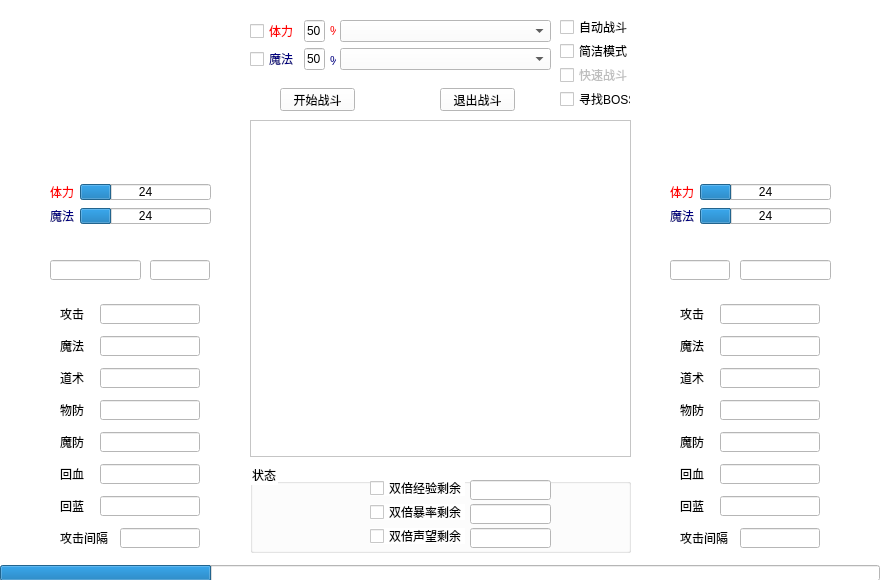
Before: the Qt Designer form code/mirror/fight_fight.ui in simon0xia/mirror, drawn with Qt 5.
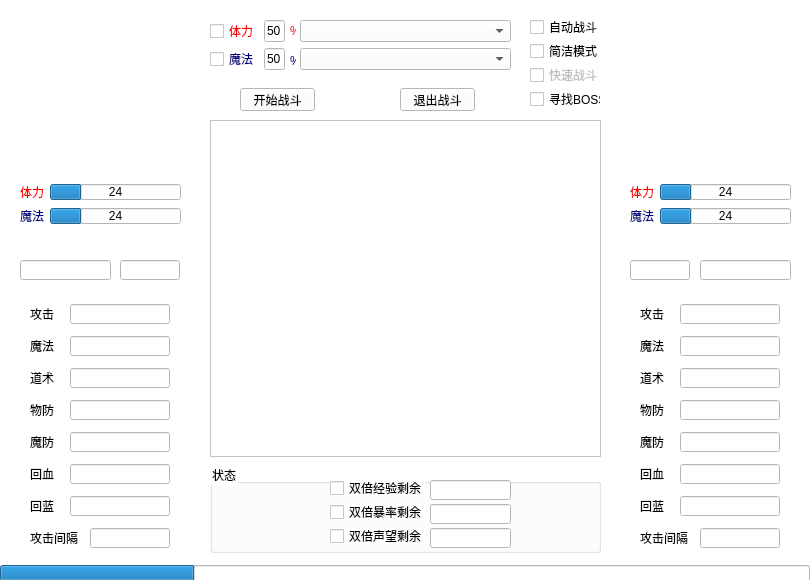
After: the same form once the commit is applied. Icons and pictures are not drawn.

Patch:
```diff
--- a/code/mirror/fight_fight.ui
+++ b/code/mirror/fight_fight.ui
@@ -6,7 +6,7 @@
    <rect>
     <x>0</x>
     <y>0</y>
-    <width>880</width>
+    <width>810</width>
     <height>580</height>
    </rect>
   </property>
@@ -19,17 +19,23 @@
   <widget class="QTextEdit" name="edit_display">
    <property name="geometry">
     <rect>
-     <x>250</x>
+     <x>210</x>
      <y>120</y>
-     <width>381</width>
+     <width>391</width>
      <height>337</height>
     </rect>
    </property>
+   <property name="acceptDrops">
+    <bool>false</bool>
+   </property>
+   <property name="readOnly">
+    <bool>true</bool>
+   </property>
   </widget>
   <widget class="QPushButton" name="btn_quit">
    <property name="geometry">
     <rect>
-     <x>440</x>
+     <x>400</x>
      <y>88</y>
      <width>75</width>
      <height>23</height>
@@ -42,7 +48,7 @@
   <widget class="QPushButton" name="btn_start">
    <property name="geometry">
     <rect>
-     <x>280</x>
+     <x>240</x>
      <y>88</y>
      <width>75</width>
      <height>23</height>
@@ -55,7 +61,7 @@
   <widget class="QCheckBox" name="checkBox_auto">
    <property name="geometry">
     <rect>
-     <x>560</x>
+     <x>530</x>
      <y>16</y>
      <width>71</width>
      <height>22</height>
@@ -68,7 +74,7 @@
   <widget class="QCheckBox" name="checkBox_hp">
    <property name="geometry">
     <rect>
-     <x>250</x>
+     <x>210</x>
      <y>20</y>
      <width>51</width>
      <height>22</height>
@@ -84,7 +90,7 @@
   <widget class="QCheckBox" name="checkBox_mp">
    <property name="geometry">
     <rect>
-     <x>250</x>
+     <x>210</x>
      <y>48</y>
      <width>51</width>
      <height>22</height>
@@ -100,7 +106,7 @@
   <widget class="QComboBox" name="comboBox_hp">
    <property name="geometry">
     <rect>
-     <x>340</x>
+     <x>300</x>
      <y>20</y>
      <width>211</width>
      <height>22</height>
@@ -110,7 +116,7 @@
   <widget class="QComboBox" name="comboBox_mp">
    <property name="geometry">
     <rect>
-     <x>340</x>
+     <x>300</x>
      <y>48</y>
      <width>211</width>
      <height>22</height>
@@ -120,7 +126,7 @@
   <widget class="QCheckBox" name="checkBox_concise">
    <property name="geometry">
     <rect>
-     <x>560</x>
+     <x>530</x>
      <y>40</y>
      <width>71</width>
      <height>22</height>
@@ -136,7 +142,7 @@
    </property>
    <property name="geometry">
     <rect>
-     <x>560</x>
+     <x>530</x>
      <y>64</y>
      <width>71</width>
      <height>22</height>
@@ -149,7 +155,7 @@
   <widget class="QLabel" name="label_role_head">
    <property name="geometry">
     <rect>
-     <x>50</x>
+     <x>20</x>
      <y>20</y>
      <width>150</width>
      <height>150</height>
@@ -165,7 +171,7 @@
   <widget class="QLabel" name="label_monster_head">
    <property name="geometry">
     <rect>
-     <x>680</x>
+     <x>640</x>
      <y>20</y>
      <width>150</width>
      <height>150</height>
@@ -181,7 +187,7 @@
   <widget class="QLabel" name="label_3">
    <property name="geometry">
     <rect>
-     <x>50</x>
+     <x>20</x>
      <y>184</y>
      <width>24</width>
      <height>16</height>
@@ -197,7 +203,7 @@
   <widget class="QLabel" name="label_4">
    <property name="geometry">
     <rect>
-     <x>50</x>
+     <x>20</x>
      <y>208</y>
      <width>24</width>
      <height>16</height>
@@ -213,7 +219,7 @@
   <widget class="QLineEdit" name="edit_hp">
    <property name="geometry">
     <rect>
-     <x>304</x>
+     <x>264</x>
      <y>20</y>
      <width>21</width>
      <height>22</height>
@@ -232,7 +238,7 @@
   <widget class="QLineEdit" name="edit_mp">
    <property name="geometry">
     <rect>
-     <x>304</x>
+     <x>264</x>
      <y>48</y>
      <width>21</width>
      <height>22</height>
@@ -248,7 +254,7 @@
   <widget class="QLineEdit" name="edit_role_name">
    <property name="geometry">
     <rect>
-     <x>50</x>
+     <x>20</x>
      <y>260</y>
      <width>91</width>
      <height>20</height>
@@ -261,7 +267,7 @@
   <widget class="QLineEdit" name="edit_role_level">
    <property name="geometry">
     <rect>
-     <x>150</x>
+     <x>120</x>
      <y>260</y>
      <width>60</width>
      <height>20</height>
@@ -274,7 +280,7 @@
   <widget class="QLineEdit" name="edit_role_dc">
    <property name="geometry">
     <rect>
-     <x>100</x>
+     <x>70</x>
      <y>304</y>
      <width>100</width>
      <height>20</height>
@@ -287,7 +293,7 @@
   <widget class="QLabel" name="label_6">
    <property name="geometry">
     <rect>
-     <x>60</x>
+     <x>30</x>
      <y>304</y>
      <width>24</width>
      <height>20</height>
@@ -300,7 +306,7 @@
   <widget class="QLabel" name="label_7">
    <property name="geometry">
     <rect>
-     <x>60</x>
+     <x>30</x>
      <y>336</y>
      <width>24</width>
      <height>20</height>
@@ -313,7 +319,7 @@
   <widget class="QLabel" name="label_8">
    <property name="geometry">
     <rect>
-     <x>60</x>
+     <x>30</x>
      <y>368</y>
      <width>24</width>
      <height>20</height>
@@ -326,7 +332,7 @@
   <widget class="QLabel" name="label_9">
    <property name="geometry">
     <rect>
-     <x>60</x>
+     <x>30</x>
      <y>464</y>
      <width>24</width>
      <height>20</height>
@@ -339,7 +345,7 @@
   <widget class="QLabel" name="label_10">
    <property name="geometry">
     <rect>
-     <x>60</x>
+     <x>30</x>
      <y>432</y>
      <width>24</width>
      <height>20</height>
@@ -352,7 +358,7 @@
   <widget class="QLabel" name="label_11">
    <property name="geometry">
     <rect>
-     <x>60</x>
+     <x>30</x>
      <y>400</y>
      <width>24</width>
      <height>20</height>
@@ -365,7 +371,7 @@
   <widget class="QLabel" name="label_14">
    <property name="geometry">
     <rect>
-     <x>60</x>
+     <x>30</x>
      <y>496</y>
      <width>24</width>
      <height>20</height>
@@ -378,7 +384,7 @@
   <widget class="QLabel" name="label_17">
    <property name="geometry">
     <rect>
-     <x>60</x>
+     <x>30</x>
      <y>528</y>
      <width>48</width>
      <height>20</height>
@@ -391,7 +397,7 @@
   <widget class="QLineEdit" name="edit_role_mc">
    <property name="geometry">
     <rect>
-     <x>100</x>
+     <x>70</x>
      <y>336</y>
      <width>100</width>
      <height>20</height>
@@ -404,7 +410,7 @@
   <widget class="QLineEdit" name="edit_role_sc">
    <property name="geometry">
     <rect>
-     <x>100</x>
+     <x>70</x>
      <y>368</y>
      <width>100</width>
      <height>20</height>
@@ -417,7 +423,7 @@
   <widget class="QLineEdit" name="edit_role_ac">
    <property name="geometry">
     <rect>
-     <x>100</x>
+     <x>70</x>
      <y>400</y>
      <width>100</width>
      <height>20</height>
@@ -430,7 +436,7 @@
   <widget class="QLineEdit" name="edit_role_mac">
    <property name="geometry">
     <rect>
-     <x>100</x>
+     <x>70</x>
      <y>432</y>
      <width>100</width>
      <height>20</height>
@@ -443,7 +449,7 @@
   <widget class="QLineEdit" name="edit_role_rhp">
    <property name="geometry">
     <rect>
-     <x>100</x>
+     <x>70</x>
      <y>464</y>
      <width>100</width>
      <height>20</height>
@@ -456,7 +462,7 @@
   <widget class="QLineEdit" name="edit_role_rmp">
    <property name="geometry">
     <rect>
-     <x>100</x>
+     <x>70</x>
      <y>496</y>
      <width>100</width>
      <height>20</height>
@@ -469,7 +475,7 @@
   <widget class="QLineEdit" name="edit_role_interval">
    <property name="geometry">
     <rect>
-     <x>120</x>
+     <x>90</x>
      <y>528</y>
      <width>80</width>
      <height>20</height>
@@ -482,7 +488,7 @@
   <widget class="QLineEdit" name="edit_monster_mac">
    <property name="geometry">
     <rect>
-     <x>720</x>
+     <x>680</x>
      <y>432</y>
      <width>100</width>
      <height>20</height>
@@ -495,7 +501,7 @@
   <widget class="QLineEdit" name="edit_monster_rhp">
    <property name="geometry">
     <rect>
-     <x>720</x>
+     <x>680</x>
      <y>464</y>
      <width>100</width>
      <height>20</height>
@@ -508,7 +514,7 @@
   <widget class="QLabel" name="label_20">
    <property name="geometry">
     <rect>
-     <x>680</x>
+     <x>640</x>
      <y>304</y>
      <width>24</width>
      <height>20</height>
@@ -521,7 +527,7 @@
   <widget class="QLabel" name="label_21">
    <property name="geometry">
     <rect>
-     <x>680</x>
+     <x>640</x>
      <y>432</y>
      <width>24</width>
      <height>20</height>
@@ -534,7 +540,7 @@
   <widget class="QLineEdit" name="edit_monster_rmp">
    <property name="geometry">
     <rect>
-     <x>720</x>
+     <x>680</x>
      <y>496</y>
      <width>100</width>
      <height>20</height>
@@ -547,7 +553,7 @@
   <widget class="QLabel" name="label_23">
    <property name="geometry">
     <rect>
-     <x>680</x>
+     <x>640</x>
      <y>400</y>
      <width>24</width>
      <height>20</height>
@@ -560,7 +566,7 @@
   <widget class="QLineEdit" name="edit_monster_interval">
    <property name="geometry">
     <rect>
-     <x>740</x>
+     <x>700</x>
      <y>528</y>
      <width>80</width>
      <height>20</height>
@@ -573,7 +579,7 @@
   <widget class="QLineEdit" name="edit_monster_dc">
    <property name="geometry">
     <rect>
-     <x>720</x>
+     <x>680</x>
      <y>304</y>
      <width>100</width>
      <height>20</height>
@@ -586,7 +592,7 @@
   <widget class="QLineEdit" name="edit_monster_ac">
    <property name="geometry">
     <rect>
-     <x>720</x>
+     <x>680</x>
      <y>400</y>
      <width>100</width>
      <height>20</height>
@@ -599,7 +605,7 @@
   <widget class="QLineEdit" name="edit_monster_mc">
    <property name="geometry">
     <rect>
-     <x>720</x>
+     <x>680</x>
      <y>336</y>
      <width>100</width>
      <height>20</height>
@@ -612,7 +618,7 @@
   <widget class="QLabel" name="label_25">
    <property name="geometry">
     <rect>
-     <x>680</x>
+     <x>640</x>
      <y>496</y>
      <width>24</width>
      <height>20</height>
@@ -625,7 +631,7 @@
   <widget class="QLabel" name="label_26">
    <property name="geometry">
     <rect>
-     <x>680</x>
+     <x>640</x>
      <y>336</y>
      <width>24</width>
      <height>20</height>
@@ -638,7 +644,7 @@
   <widget class="QLabel" name="label_27">
    <property name="geometry">
     <rect>
-     <x>680</x>
+     <x>640</x>
      <y>528</y>
      <width>48</width>
      <height>20</height>
@@ -651,7 +657,7 @@
   <widget class="QLabel" name="label_29">
    <property name="geometry">
     <rect>
-     <x>680</x>
+     <x>640</x>
      <y>464</y>
      <width>24</width>
      <height>20</height>
@@ -664,7 +670,7 @@
   <widget class="QLineEdit" name="edit_monster_name">
    <property name="geometry">
     <rect>
-     <x>740</x>
+     <x>700</x>
      <y>260</y>
      <width>91</width>
      <height>20</height>
@@ -677,7 +683,7 @@
   <widget class="QLabel" name="label_31">
    <property name="geometry">
     <rect>
-     <x>670</x>
+     <x>630</x>
      <y>208</y>
      <width>24</width>
      <height>16</height>
@@ -693,7 +699,7 @@
   <widget class="QLineEdit" name="edit_monster_level">
    <property name="geometry">
     <rect>
-     <x>670</x>
+     <x>630</x>
      <y>260</y>
      <width>60</width>
      <height>20</height>
@@ -706,7 +712,7 @@
   <widget class="QLabel" name="label_32">
    <property name="geometry">
     <rect>
-     <x>670</x>
+     <x>630</x>
      <y>184</y>
      <width>24</width>
      <height>16</height>
@@ -722,7 +728,7 @@
   <widget class="QProgressBar" name="progressBar_role_hp">
    <property name="geometry">
     <rect>
-     <x>80</x>
+     <x>50</x>
      <y>184</y>
      <width>131</width>
      <height>16</height>
@@ -741,7 +747,7 @@
   <widget class="QProgressBar" name="progressBar_role_mp">
    <property name="geometry">
     <rect>
-     <x>80</x>
+     <x>50</x>
      <y>208</y>
      <width>131</width>
      <height>16</height>
@@ -760,7 +766,7 @@
   <widget class="QProgressBar" name="progressBar_monster_hp">
    <property name="geometry">
     <rect>
-     <x>700</x>
+     <x>660</x>
      <y>184</y>
      <width>131</width>
      <height>16</height>
@@ -779,7 +785,7 @@
   <widget class="QProgressBar" name="progressBar_monster_mp">
    <property name="geometry">
     <rect>
-     <x>700</x>
+     <x>660</x>
      <y>208</y>
      <width>131</width>
      <height>16</height>
@@ -798,9 +804,9 @@
   <widget class="QGroupBox" name="groupBox">
    <property name="geometry">
     <rect>
-     <x>250</x>
+     <x>210</x>
      <y>464</y>
-     <width>381</width>
+     <width>391</width>
      <height>89</height>
     </rect>
    </property>
@@ -891,7 +897,7 @@
     <rect>
      <x>0</x>
      <y>565</y>
-     <width>880</width>
+     <width>810</width>
      <height>16</height>
     </rect>
    </property>
@@ -905,7 +911,7 @@
   <widget class="QLabel" name="label_35">
    <property name="geometry">
     <rect>
-     <x>330</x>
+     <x>290</x>
      <y>20</y>
      <width>6</width>
      <height>22</height>
@@ -921,7 +927,7 @@
   <widget class="QLabel" name="label_36">
    <property name="geometry">
     <rect>
-     <x>330</x>
+     <x>290</x>
      <y>50</y>
      <width>6</width>
      <height>22</height>
@@ -937,7 +943,7 @@
   <widget class="QLabel" name="label_12">
    <property name="geometry">
     <rect>
-     <x>680</x>
+     <x>640</x>
      <y>368</y>
      <width>24</width>
      <height>20</height>
@@ -950,7 +956,7 @@
   <widget class="QLineEdit" name="edit_monster_sc">
    <property name="geometry">
     <rect>
-     <x>720</x>
+     <x>680</x>
      <y>368</y>
      <width>100</width>
      <height>20</height>
@@ -966,7 +972,7 @@
    </property>
    <property name="geometry">
     <rect>
-     <x>560</x>
+     <x>530</x>
      <y>88</y>
      <width>71</width>
      <height>22</height>
```
